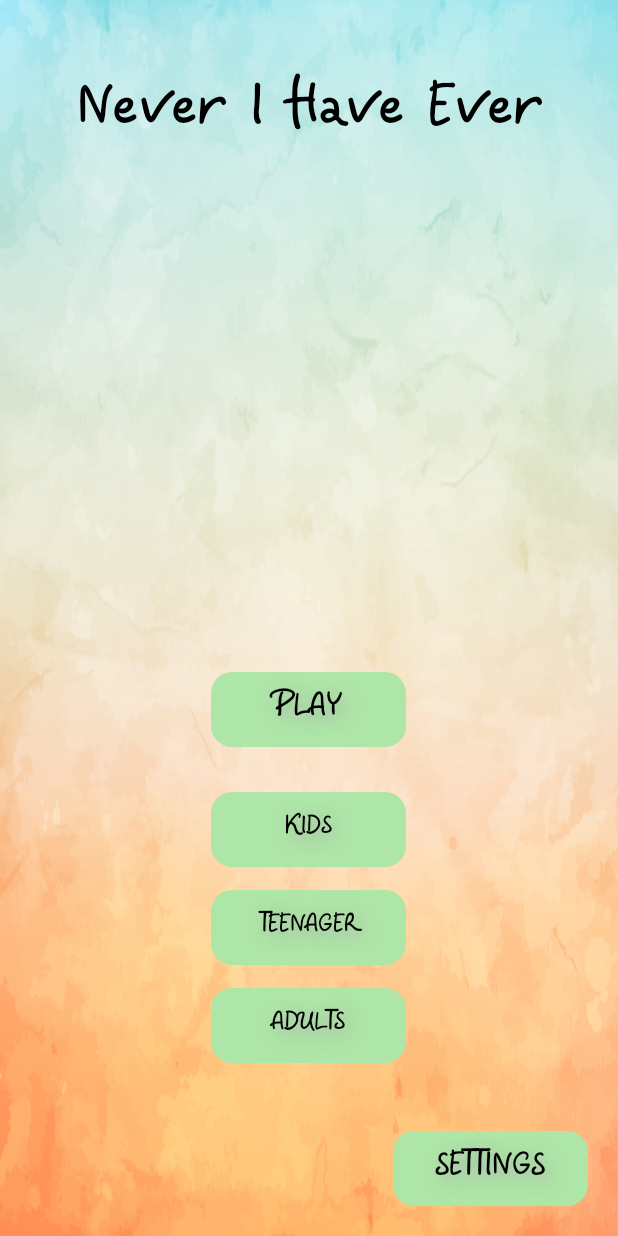
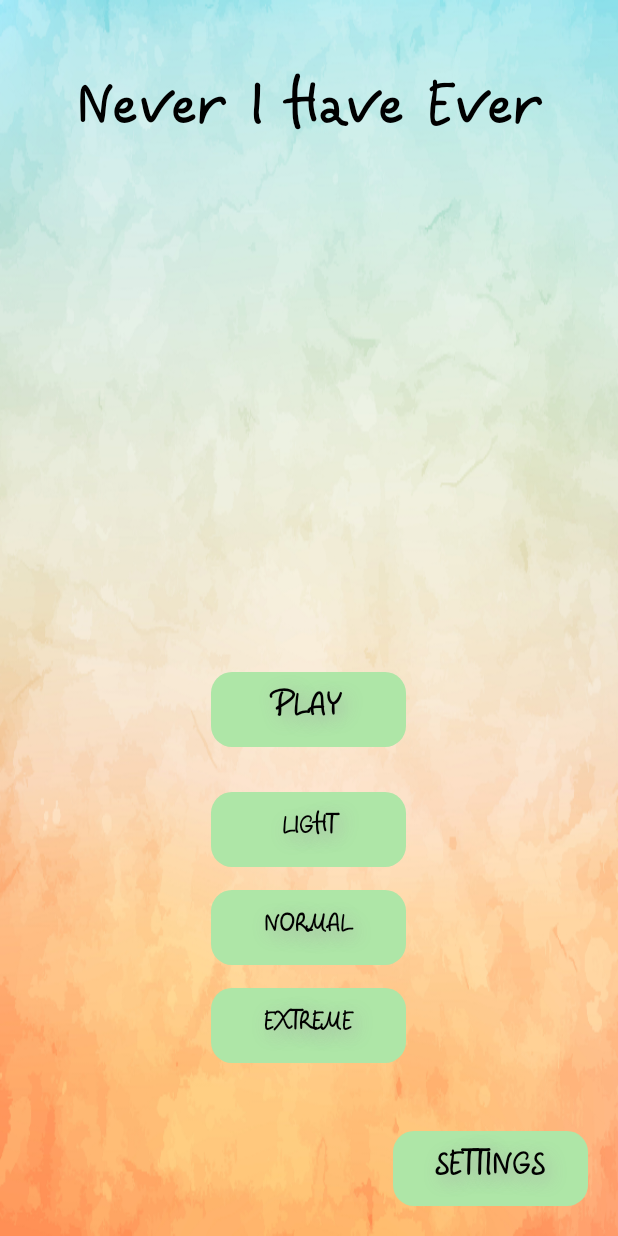
Before and after one commit to VladVh/NeverHaveIEver, an Android app: the screen it shows after launch (MainActivity), on a phone screen of 412 x 824 dp. Run offline under Robolectric (Android 15) with nearby library versions, the phone set to English and light mode, and no system bars; our stand-ins replace ButterKnife, Dagger/Hilt's generated code; 12 statements that could not run were skipped.

Commit message:
strings update

```diff
--- a/app/src/main/res/layout-land/activity_main.xml
+++ b/app/src/main/res/layout-land/activity_main.xml
@@ -38,8 +38,8 @@
             android:layout_height="wrap_content"
             android:layout_marginEnd="20dp"
             android:layout_marginStart="20dp"
-            android:textOff="@string/main_kids"
-            android:textOn="@string/main_kids"/>
+            android:textOff="@string/main_light"
+            android:textOn="@string/main_light"/>
 
         <ToggleButton
             android:id="@+id/mainTeenagerButton"
@@ -47,8 +47,8 @@
             android:layout_height="wrap_content"
             android:layout_marginEnd="20dp"
             android:layout_marginStart="20dp"
-            android:textOff="@string/main_teen"
-            android:textOn="@string/main_teen"/>
+            android:textOff="@string/main_normal"
+            android:textOn="@string/main_normal"/>
 
         <ToggleButton
             android:id="@+id/mainAdultButton"
@@ -56,8 +56,8 @@
             android:layout_height="wrap_content"
             android:layout_marginEnd="20dp"
             android:layout_marginStart="20dp"
-            android:textOff="@string/main_adult"
-            android:textOn="@string/main_adult"/>
+            android:textOff="@string/main_extreme"
+            android:textOn="@string/main_extreme"/>
     </LinearLayout>
 
     <Button
--- a/app/src/main/res/layout/activity_main.xml
+++ b/app/src/main/res/layout/activity_main.xml
@@ -24,8 +24,8 @@
         <!--android:layout_alignParentStart="true"/>-->
 
     <ToggleButton
-        android:textOff="@string/main_kids"
-        android:textOn="@string/main_kids"
+        android:textOff="@string/main_light"
+        android:textOn="@string/main_light"
         android:layout_width="wrap_content"
         android:layout_height="wrap_content"
         android:id="@+id/mainKidsButton"
@@ -37,8 +37,8 @@
         android:id="@+id/mainTeenagerButton"
         android:layout_width="wrap_content"
         android:layout_height="wrap_content"
-        android:textOff="@string/main_teen"
-        android:textOn="@string/main_teen"
+        android:textOff="@string/main_normal"
+        android:textOn="@string/main_normal"
         android:layout_marginBottom="15dp"
         android:layout_above="@+id/mainAdultButton"
         android:layout_alignStart="@+id/mainKidsButton"/>
@@ -47,8 +47,8 @@
         android:id="@+id/mainAdultButton"
         android:layout_width="wrap_content"
         android:layout_height="wrap_content"
-        android:textOff="@string/main_adult"
-        android:textOn="@string/main_adult"
+        android:textOff="@string/main_extreme"
+        android:textOn="@string/main_extreme"
         android:layout_above="@+id/mainSettingsButton"
         android:layout_alignStart="@+id/mainTeenagerButton"
         android:layout_marginBottom="45dp"/>
--- a/app/src/main/res/values/strings.xml
+++ b/app/src/main/res/values/strings.xml
@@ -3,9 +3,9 @@
 
     <!--Main-->
     <string name="main_play">Play</string>
-    <string name="main_kids">Kids</string>
-    <string name="main_teen">Teenager</string>
-    <string name="main_adult">Adults</string>
+    <string name="main_light" translatable="false">Light</string>
+    <string name="main_normal" translatable="false">Normal</string>
+    <string name="main_extreme" translatable="false">Extreme</string>
     <string name="mainSettings">Settings</string>
 
     <!--Question-->
```
Also changed, not shown: 2 other files.
